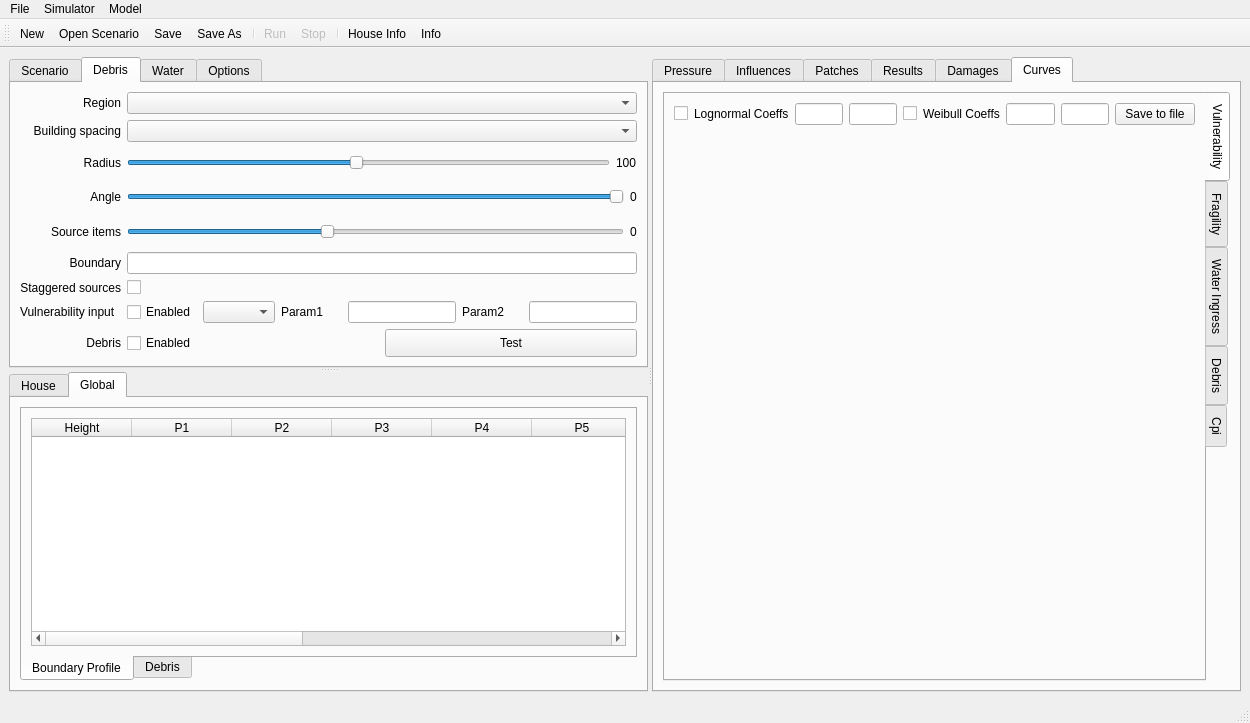
Old version of the form vaws/gui/ui/main.ui in the repository GeoscienceAustralia/vaws.
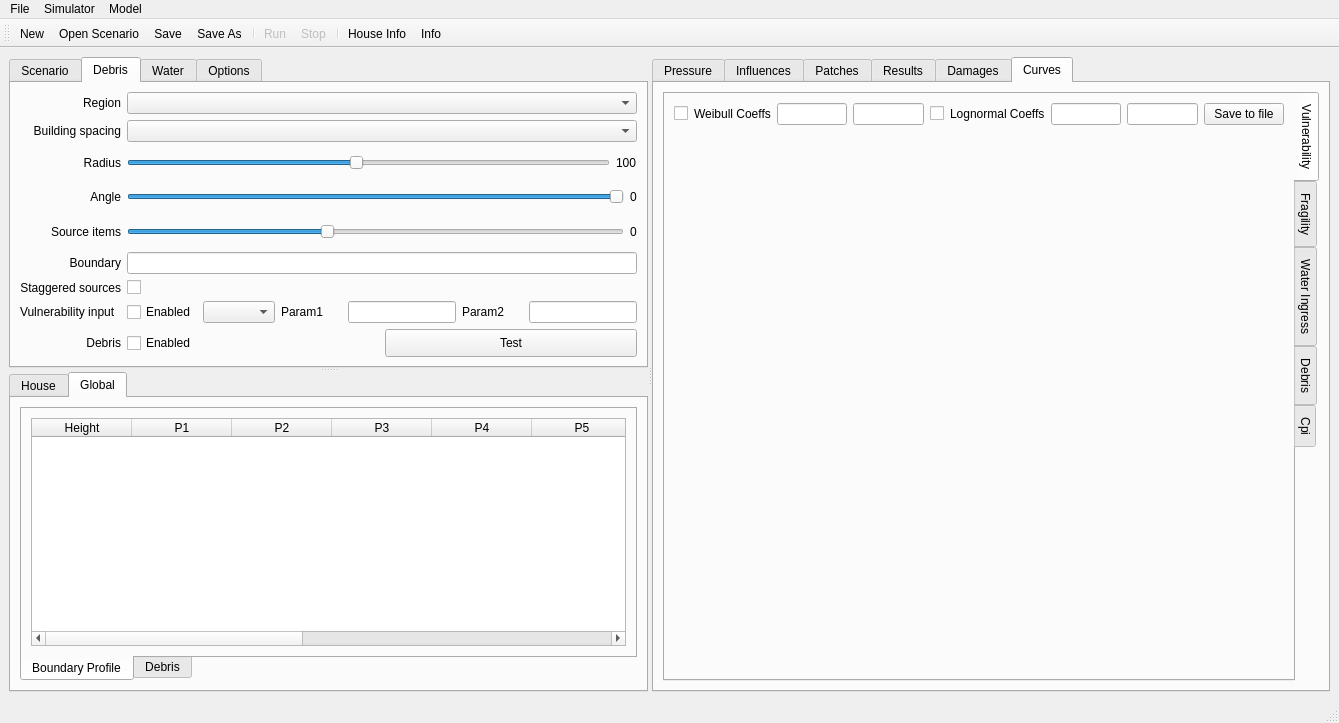
New version of the form. Icons and pictures are not drawn. Custom widgets are drawn as their Qt base class.

Commit message: 1)change range of heatmap according to wind_speeds, 2)add warning window to update heatmap, 3)change the logic in save vuln func

```diff
--- a/vaws/gui/ui/main.ui
+++ b/vaws/gui/ui/main.ui
@@ -6,7 +6,7 @@
    <rect>
     <x>0</x>
     <y>0</y>
-    <width>1250</width>
+    <width>1339</width>
     <height>723</height>
    </rect>
   </property>
@@ -1808,6 +1808,26 @@
               <layout class="QVBoxLayout" name="verticalLayout_2">
                <item>
                 <layout class="QHBoxLayout" name="horizontalLayout_8">
+                 <item>
+                  <widget class="QCheckBox" name="wb_checkBox">
+                   <property name="text">
+                    <string/>
+                   </property>
+                  </widget>
+                 </item>
+                 <item>
+                  <widget class="QLabel" name="label_30">
+                   <property name="text">
+                    <string>Weibull Coeffs</string>
+                   </property>
+                  </widget>
+                 </item>
+                 <item>
+                  <widget class="QLineEdit" name="wb_coeff_2"/>
+                 </item>
+                 <item>
+                  <widget class="QLineEdit" name="ln_coeff_2"/>
+                 </item>
                  <item>
                   <widget class="QCheckBox" name="ln_checkBox">
                    <property name="text">
@@ -1825,29 +1845,9 @@
                  <item>
                   <widget class="QLineEdit" name="ln_coeff_1"/>
                  </item>
-                 <item>
-                  <widget class="QLineEdit" name="ln_coeff_2"/>
-                 </item>
-                 <item>
-                  <widget class="QCheckBox" name="wb_checkBox">
-                   <property name="text">
-                    <string/>
-                   </property>
-                  </widget>
-                 </item>
-                 <item>
-                  <widget class="QLabel" name="label_30">
-                   <property name="text">
-                    <string>Weibull Coeffs</string>
-                   </property>
-                  </widget>
-                 </item>
                  <item>
                   <widget class="QLineEdit" name="wb_coeff_1"/>
                  </item>
-                 <item>
-                  <widget class="QLineEdit" name="wb_coeff_2"/>
-                 </item>
                  <item>
                   <widget class="QPushButton" name="vuln_pushButton">
                    <property name="text">
@@ -1983,7 +1983,7 @@
     <rect>
      <x>0</x>
      <y>0</y>
-     <width>1250</width>
+     <width>1339</width>
      <height>22</height>
     </rect>
    </property>
```
Left out of the diff: 3 changed lines with no effect on the pictures. The commit also changes 2 other files.
